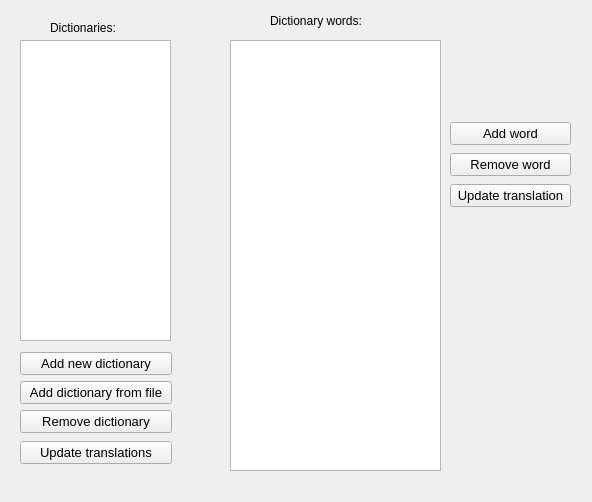
Above: src/gui/src/view/DictionariesTab.ui from cieslarmichal/glossary before the change. Below: the same form after it.
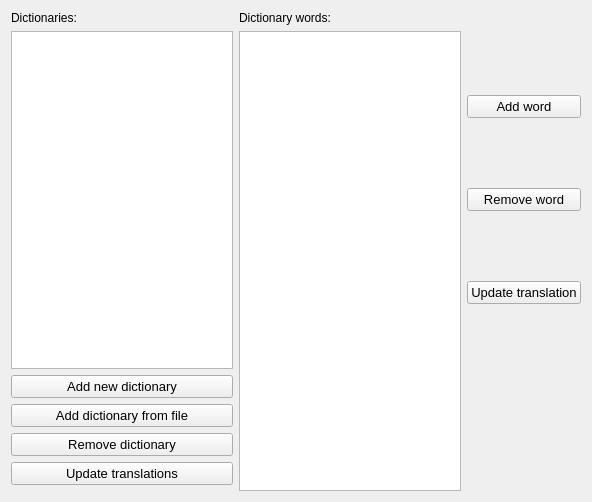
That is the form after the change.

Patch:
```diff
--- a/src/gui/src/view/DictionariesTab.ui
+++ b/src/gui/src/view/DictionariesTab.ui
@@ -13,105 +13,15 @@
         <property name="windowTitle">
             <string>Form</string>
         </property>
-        <widget class="QListView" name="listOfDictionaries">
-            <property name="enabled">
-                <bool>true</bool>
-            </property>
-            <property name="geometry">
-                <rect>
-                    <x>20</x>
-                    <y>40</y>
-                    <width>151</width>
-                    <height>301</height>
-                </rect>
-            </property>
-            <property name="modelColumn">
-                <number>0</number>
-            </property>
-        </widget>
+  <layout class="QGridLayout" name="gridLayout">
+   <item row="0" column="0">
         <widget class="QLabel" name="labelDictionaries">
-            <property name="geometry">
-                <rect>
-                    <x>50</x>
-                    <y>20</y>
-                    <width>101</width>
-                    <height>16</height>
-                </rect>
-            </property>
             <property name="text">
                 <string>Dictionaries:</string>
             </property>
         </widget>
-        <widget class="QLabel" name="labelDictionaryWords">
-            <property name="geometry">
-                <rect>
-                    <x>270</x>
-                    <y>10</y>
-                    <width>131</width>
-                    <height>21</height>
-                </rect>
-            </property>
-            <property name="text">
-                <string>Dictionary words:</string>
-            </property>
-        </widget>
-        <widget class="QWidget" name="layoutWidget">
-            <property name="geometry">
-                <rect>
-                    <x>450</x>
-                    <y>120</y>
-                    <width>121</width>
-                    <height>91</height>
-                </rect>
-            </property>
-            <layout class="QVBoxLayout" name="verticalLayout">
-                <item>
-                    <widget class="QPushButton" name="buttonAddWord">
-                        <property name="font">
-                            <font>
-                                <pointsize>10</pointsize>
-                            </font>
-                        </property>
-                        <property name="text">
-                            <string>Add word</string>
-                        </property>
-                    </widget>
-                </item>
-                <item>
-                    <widget class="QPushButton" name="buttonRemoveWord">
-                        <property name="font">
-                            <font>
-                                <pointsize>10</pointsize>
-                            </font>
-                        </property>
-                        <property name="text">
-                            <string>Remove word</string>
-                        </property>
-                    </widget>
-                </item>
-                <item>
-                    <widget class="QPushButton" name="buttonUpdateTranslation">
-                        <property name="font">
-                            <font>
-                                <pointsize>10</pointsize>
-                            </font>
-                        </property>
-                        <property name="text">
-                            <string>Update translation</string>
-                        </property>
-                    </widget>
-                </item>
-            </layout>
-        </widget>
-        <widget class="QWidget" name="layoutWidget">
-            <property name="geometry">
-                <rect>
-                    <x>20</x>
-                    <y>350</y>
-                    <width>152</width>
-                    <height>118</height>
-                </rect>
-            </property>
+   </item>
+   <item row="2" column="0">
             <layout class="QVBoxLayout" name="verticalLayout_3">
                 <item>
                     <layout class="QVBoxLayout" name="verticalLayout_2">
@@ -151,8 +61,6 @@
                                 </property>
                             </widget>
                         </item>
-                    </layout>
-                </item>
                 <item>
                     <widget class="QPushButton" name="buttonUpdateTranslations">
                         <property name="font">
@@ -166,17 +74,86 @@
                     </widget>
                 </item>
             </layout>
-        </widget>
-        <widget class="QListView" name="listOfDictionaryWords">
-            <property name="geometry">
-                <rect>
-                    <x>230</x>
-                    <y>40</y>
-                    <width>211</width>
-                    <height>431</height>
-                </rect>
-            </property>
-        </widget>
+     </item>
+    </layout>
+   </item>
+   <item row="0" column="1">
+    <widget class="QLabel" name="labelDictionaryWords">
+     <property name="text">
+      <string>Dictionary words:</string>
+     </property>
+    </widget>
+   </item>
+   <item row="1" column="1" rowspan="3">
+    <widget class="QListView" name="listOfDictionaryWords"/>
+   </item>
+   <item row="2" column="2">
+    <spacer name="verticalSpacer">
+     <property name="orientation">
+      <enum>Qt::Vertical</enum>
+     </property>
+     <property name="sizeType">
+      <enum>QSizePolicy::Fixed</enum>
+     </property>
+     <property name="sizeHint" stdset="0">
+      <size>
+       <width>20</width>
+       <height>100</height>
+      </size>
+     </property>
+    </spacer>
+   </item>
+   <item row="1" column="2">
+    <layout class="QVBoxLayout" name="verticalLayout">
+     <item>
+      <widget class="QPushButton" name="buttonAddWord">
+       <property name="font">
+        <font>
+         <pointsize>10</pointsize>
+        </font>
+       </property>
+       <property name="text">
+        <string>Add word</string>
+       </property>
+      </widget>
+     </item>
+     <item>
+      <widget class="QPushButton" name="buttonRemoveWord">
+       <property name="font">
+        <font>
+         <pointsize>10</pointsize>
+        </font>
+       </property>
+       <property name="text">
+        <string>Remove word</string>
+       </property>
+      </widget>
+     </item>
+     <item>
+      <widget class="QPushButton" name="buttonUpdateTranslation">
+       <property name="font">
+        <font>
+         <pointsize>10</pointsize>
+        </font>
+       </property>
+       <property name="text">
+        <string>Update translation</string>
+       </property>
+      </widget>
+     </item>
+    </layout>
+   </item>
+   <item row="1" column="0">
+    <widget class="QListView" name="listOfDictionaries">
+     <property name="enabled">
+      <bool>true</bool>
+     </property>
+     <property name="modelColumn">
+      <number>0</number>
+     </property>
+    </widget>
+   </item>
+  </layout>
     </widget>
     <resources/>
     <connections/>
```
Lines whose indentation alone changed are shown as unchanged.
